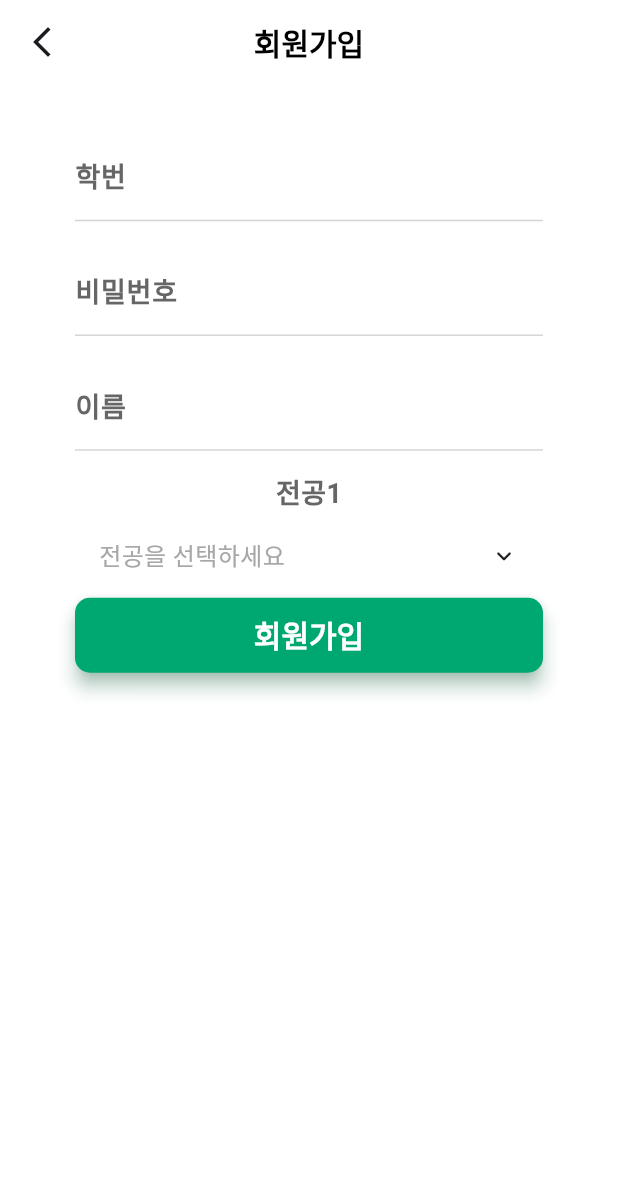
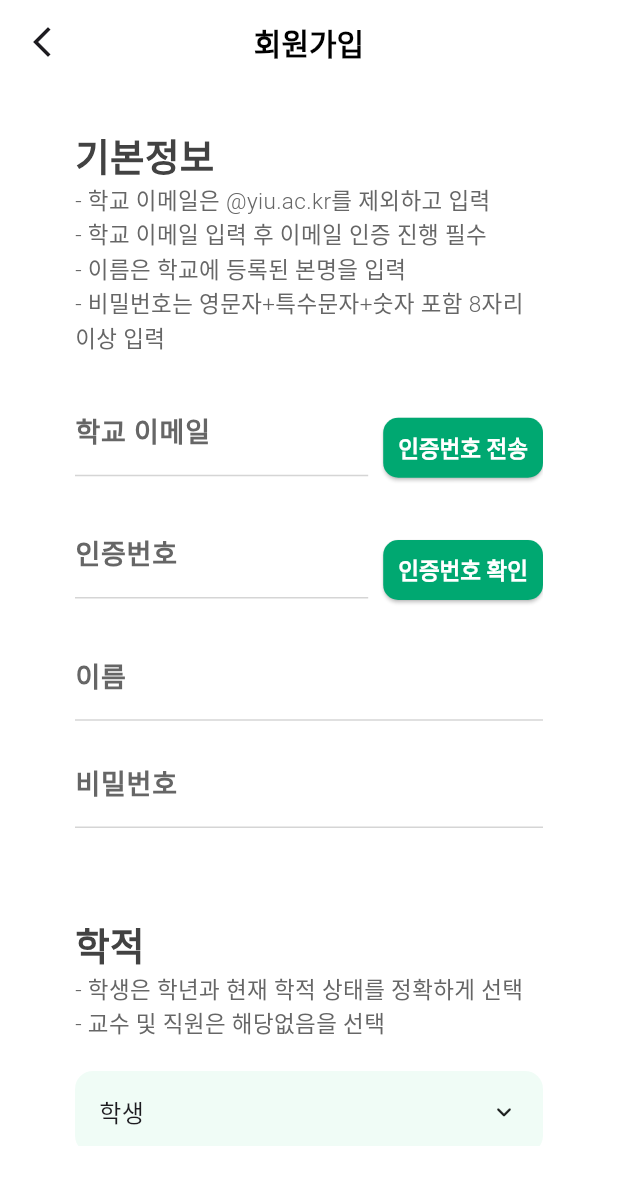
Before and after one commit to YonginUniv-AI-Service-LAB/YIU-AISL-Granity-App, a Flutter app: the JoinScreen screen opened by its route, on a phone screen of 412 x 824 dp. Shown: the top 1185 px of the screen. Run offline on Flutter 3.47's test engine with Material 3 defaults, Android fonts, the phone set to English and light mode, and no system bars; drawn by our look-alikes of animated_custom_dropdown; our stand-ins replace flutter_dotenv, flutter_riverpod; Roboto replaces fonts that are missing (Pretendard); statements that could not run were skipped.

Commit message:
join ui complete

```diff
--- a/lib/data/majorList.dart
+++ b/lib/data/majorList.dart
@@ -54,3 +54,55 @@ const Map<String, int> majorList = {
   '뷰티헬스케어학과': 5,
   '뷰티케어학과': 6,
 };
+
+const Map<String, int> majorListIncludeNot = {
+  '해당없음': 0,
+  //무도대학
+  '유도학과': 01,
+  '유도경기지도학과': 38,
+  '무도스포츠학과': 26,
+  '동양무예학과': 27,
+  '태권도학과': 03,
+  '경호학과': 16,
+  '군사학과': 44,
+  // 체육과학대학
+  '스포츠레저학과': 04,
+  '체육학과': 09,
+  '골프학과': 22,
+  '특수체육교육과': 28,
+  // 문화예술대학
+  '무용과': 05,
+  '미디어디자인학과': 85,
+  '회화학과': 13,
+  '연극학과': 18,
+  '실용음악과': 89,
+  '국악과': 17,
+  '영화영상학과': 83,
+  '문화재학과': 20,
+  '문화콘텐츠학과': 86,
+  // AI융합대학
+  '경영학과': 07,
+  '관광경영학과': 11,
+  '경영정보학과': 19,
+  '경찰행정학과': 23,
+  '중국학과': 24,
+  '영어과': 76,
+  '미용경영학과': 77,
+  'AI학부': 78,
+  '컴퓨터과학과': 33,
+  '물류통계정보학과': 57,
+  // 보건복지과학대학
+  '산업환경보건학과': 35,
+  '환경학과': 36,
+  '생명과학과': 15,
+  '식품조리학부': 79,
+  '물리치료학과': 25,
+  '사회복지학과': 88,
+  // 학과코드를 알 수 없는 학과
+  '격기지도학과': 1,
+  '태권도경기지도학과': 2,
+  '문화관광학과': 3,
+  '식품영양학과': 4,
+  '뷰티헬스케어학과': 5,
+  '뷰티케어학과': 6,
+};
--- /dev/null
+++ b/lib/data/userInfo.dart
@@ -0,0 +1,8 @@
+// 유저 역할
+const Map<String, int> userRole = {'교수': 1, '학생': 2, '직원': 3};
+
+// 학생 학년
+const List<String> userGradeList = ['해당없음', '1학년', '2학년', '3학년', '4학년'];
+
+// 유저 학적 상태
+const Map<String, int> userStatus = {'해당없음': 0, '재학': 1, '졸업': 2, '휴학': 3};
--- a/lib/screens/join/join.dart
+++ b/lib/screens/join/join.dart
@@ -1,7 +1,12 @@
 import 'package:flutter/material.dart';
 
 import 'package:animated_custom_dropdown/custom_dropdown.dart';
+import 'package:granity/data/userInfo.dart';
 import 'package:granity/widgets/BaseAppBar.dart';
+import 'package:granity/widgets/buttonWidgets/baseMainColorButton.dart';
+import 'package:granity/widgets/groupWidgets/defaultSectionTitle.dart';
+import 'package:granity/widgets/textFieldWidgets/dropDownList.dart';
+import 'package:granity/widgets/textFieldWidgets/textFieldButton.dart';
 import 'package:granity/widgets/textFieldWidgets/userInfoTextField.dart';
 
 import 'package:granity/design/colors.dart';
@@ -25,6 +30,10 @@ const List<String> _list = [
   'Designer',
   'Consultant',
   'Student',
+  'Developer',
+  'Designer',
+  'Consultant',
+  'Student',
 ];
 
 class _JoinScreenState extends State<JoinScreen> {
@@ -39,78 +48,105 @@ class _JoinScreenState extends State<JoinScreen> {
             body: Container(
               color: Colors.white,
               padding: const EdgeInsets.fromLTRB(50, 30, 50, 30),
+              margin: const EdgeInsets.only(bottom: 30),
+              child: SingleChildScrollView(
                 child: Column(children: [
+                  // 기본정보 입력 섹션
+                  Container(
+                    margin: const EdgeInsets.only(bottom: 50),
+                    child: Column(children: [
+                      DefaultSectionTitleWidget(
+                          title: '기본정보',
+                          subtitle:
+                              '- 학교 이메일은 @yiu.ac.kr를 제외하고 입력\n- 학교 이메일 입력 후 이메일 인증 진행 필수\n- 이름은 학교에 등록된 본명을 입력\n- 비밀번호는 영문자+특수문자+숫자 포함 8자리 이상 입력',
+                          titleColor: ColorStyles.textBlackColor,
+                          subtitleColor: ColorStyles.textBodyColor),
+                      TextFieldButtonWidget(
+                          labelText: '학교 이메일',
+                          hintText: "ex) 202433001",
+                          buttonText: '인증번호 전송',
+                          onPressed: () {}),
+                          TextFieldButtonWidget(
+                          labelText: '인증번호',
+                          hintText: "인증번호 입력",
+                          buttonText: '인증번호 확인',
+                          onPressed: () {}),
                       UserInfoTextFieldWidget(
-                    labelText: "학번", hintText: "학번을 입력하세요", obscureText: false),
+                          labelText: "이름",
+                          hintText: "이름(본명) 입력",
+                          obscureText: false),
                       UserInfoTextFieldWidget(
                           labelText: "비밀번호",
-                    hintText: "비밀번호를 입력하세요",
+                          hintText: "영문자+특수문자+숫자 포함 8자리 이상",
                           obscureText: true),
-                UserInfoTextFieldWidget(
-                    labelText: "이름", hintText: "이름을 입력하세요", obscureText: false),
-                Column(
-                  mainAxisAlignment: MainAxisAlignment.start,
-                  children: [
-                    BaseLabelTextWidget(title: '전공1'),
-                    CustomDropdown<String>(
-                      hintText: '전공을 선택하세요',
-                      items: _list,
-                      // initialItem: _list[0],
-                      onChanged: (value) {
-                        print('changing value to: $value');
-                      },
+                    ]),
                   ),
-                    ElevatedButton(
-                      onPressed: () {},
-                      style: ElevatedButton.styleFrom(
-                        minimumSize: const Size(double.infinity, 50),
-                        // 글자 배경색 설정
-                        backgroundColor: ColorStyles.appMainColor,
-                        // 글자 색상 및 애니메이션 색 설정
-                        foregroundColor: Colors.white,
-                        // 글자 그림자 설정
-                        shadowColor: ColorStyles.appSubColor,
-                        // 글자 3D 입체감 높이
-                        elevation: 5.0,
-                        textStyle: const TextStyle(
-                          fontFamily: "Pretendard",
-                          fontWeight: FontWeight.bold,
-                          fontSize: 20.0,
+
+                  // 학적 입력 섹션
+                  Container(
+                    margin: const EdgeInsets.only(bottom: 50),
+                    child: Column(children: [
+                      DefaultSectionTitleWidget(
+                          title: '학적',
+                          subtitle:
+                              '- 학생은 학년과 현재 학적 상태를 정확하게 선택\n- 교수 및 직원은 해당없음을 선택',
+                          titleColor: ColorStyles.textBlackColor,
+                          subtitleColor: ColorStyles.textBodyColor),
+                      DropDownListWidget(
+                          margin: const EdgeInsets.only(bottom: 15),
+                          items: userRole.keys.toList(),
+                          hintText: '구분',
+                          initialItem: '학생',
+                          onChanged: () {}),
+                      DropDownListWidget(
+                          margin: const EdgeInsets.only(bottom: 15),
+                          items: userGradeList,
+                          hintText: '학년',
+                          initialItem: null,
+                          onChanged: () {}),
+                      DropDownListWidget(
+                          margin: const EdgeInsets.only(bottom: 15),
+                          items: userStatus.keys.toList(),
+                          hintText: '학적 상태',
+                          initialItem: null,
+                          onChanged: () {}),
+                    ]),
                   ),
-                        padding: const EdgeInsets.all(10.0),
-                        shape: RoundedRectangleBorder(
-                            borderRadius: BorderRadius.circular(10.0)),
+
+                  // 전공 입력 섹션
+                  Container(
+                    margin: const EdgeInsets.only(bottom: 50),
+                    child: Column(children: [
+                      DefaultSectionTitleWidget(
+                          title: '전공',
+                          subtitle:
+                              '- 단일전공 학생은 전공1만 선택, 전공2와 전공3은 해당없음을 선택\n- 복수전공, 부전공 학생은 전공2와 전공3을 선택\nex) 주전공+부전공 학생은 전공1에 주전공, 전공2에 부전공 선택',
+                          titleColor: ColorStyles.textBlackColor,
+                          subtitleColor: ColorStyles.textBodyColor),
+                      DropDownListWidget(
+                          margin: const EdgeInsets.only(bottom: 15),
+                          items: majorList.keys.toList(),
+                          hintText: '전공1',
+                          initialItem: null,
+                          onChanged: () {}),
+                      DropDownListWidget(
+                          margin: const EdgeInsets.only(bottom: 15),
+                          items: majorListIncludeNot.keys.toList(),
+                          hintText: '전공2',
+                          initialItem: majorListIncludeNot.keys.first,
+                          onChanged: () {}),
+                      DropDownListWidget(
+                          margin: const EdgeInsets.only(bottom: 15),
+                          items: majorListIncludeNot.keys.toList(),
+                          hintText: '전공3',
+                          initialItem: majorListIncludeNot.keys.first,
+                          onChanged: () {}),
+                    ]),
                   ),
-                      child: const Text('회원가입'),
+
+                  BaseMainColorButtonWidget(title: '회원가입')
+                ]),
               ),
-                  ],
-                )
-                // DropdownButton<String>(
-                //   value: dropdownValue,
-                //   elevation: 0,
-                //   style: const TextStyle(color: Colors.deepPurple),
-                //   focusColor: ColorStyles.appMainColor,
-                //   underline: Container(
-                //     height: 1,
-                //     color: ColorStyles.textDisableColor
-                //   ),
-                //   onChanged: (String? value) {
-                //     // This is called when the user selects an item.
-                //     setState(() {
-                //       dropdownValue = value!;
-                //     });
-                //   },
-                //   items: majorList.map<DropdownMenuItem<String>>((major, code) => {
-                //     return DropdownMenuItem<String> (child: Text(major), value: code,);
-                //   })
-                //   // list.map<DropdownMenuItem<String>>((String value) {
-                //   //   return DropdownMenuItem<String>(
-                //   //     value: value,
-                //   //     child: Text(value),
-                //   //   );
-                //   // }).toList(),
-                // )
-              ]),
             )));
   }
 
--- a/lib/widgets/buttonWidgets/baseMainColorButton.dart
+++ b/lib/widgets/buttonWidgets/baseMainColorButton.dart
@@ -1,34 +1,34 @@
-// import 'package:flutter/material.dart';
-// import 'package:granity/design/colors.dart';
+import 'package:flutter/material.dart';
+import 'package:granity/design/colors.dart';
 
-// // 회원가입, 로그인 등 유저의 정보를 입력받는 TextField
-// Container BaseMainColorButtonWidget({
-//   required title,
-//   // required Function(int) onClick,
-// }) {
-//   return Container(
-//     child: ElevatedButton(
-//       onPressed: () {},
-//       style: ElevatedButton.styleFrom(
-//         minimumSize: const Size(double.infinity, 50),
-//         // 글자 배경색 설정
-//         backgroundColor: ColorStyles.appMainColor,
-//         // 글자 색상 및 애니메이션 색 설정
-//         foregroundColor: Colors.white,
-//         // 글자 그림자 설정
-//         shadowColor: ColorStyles.appSubColor,
-//         // 글자 3D 입체감 높이
-//         elevation: 5.0,
-//         textStyle: const TextStyle(
-//           fontFamily: "Pretendard",
-//           fontWeight: FontWeight.bold,
-//           fontSize: 20.0,
-//         ),
-//         padding: const EdgeInsets.all(10.0),
-//         shape:
-//             RoundedRectangleBorder(borderRadius: BorderRadius.circular(10.0)),
-//       ),
-//       child: const Text('회원가입'),
-//     ),
-//   );
-// }
+// 회원가입, 로그인 등 유저의 정보를 입력받는 TextField
+Container BaseMainColorButtonWidget({
+  required title,
+  // required Function(int) onClick,
+}) {
+  return Container(
+    child: ElevatedButton(
+      onPressed: () {},
+      style: ElevatedButton.styleFrom(
+        minimumSize: const Size(double.infinity, 50),
+        // 글자 배경색 설정
+        backgroundColor: ColorStyles.appMainColor,
+        // 글자 색상 및 애니메이션 색 설정
+        foregroundColor: Colors.white,
+        // 글자 그림자 설정
+        shadowColor: ColorStyles.appSubColor,
+        // 글자 3D 입체감 높이
+        elevation: 5.0,
+        textStyle: const TextStyle(
+          fontFamily: "Pretendard",
+          fontWeight: FontWeight.bold,
+          fontSize: 20.0,
+        ),
+        padding: const EdgeInsets.all(10.0),
+        shape:
+            RoundedRectangleBorder(borderRadius: BorderRadius.circular(10.0)),
+      ),
+      child: Text(title),
+    ),
+  );
+}
--- /dev/null
+++ b/lib/widgets/groupWidgets/defaultSectionTitle.dart
@@ -0,0 +1,33 @@
+import 'package:flutter/material.dart';
+import 'package:granity/design/colors.dart';
+
+// 회원가입, 로그인 등 유저의 정보를 입력받는 TextField
+Container DefaultSectionTitleWidget(
+    {required title,
+    required subtitle,
+    required titleColor,
+    required subtitleColor
+    // required Function(int) onClick,
+    }) {
+  return Container(
+    width: double.infinity,
+    margin: EdgeInsets.only(bottom: 20),
+    child: Column(
+        mainAxisAlignment: MainAxisAlignment.start,
+        crossAxisAlignment: CrossAxisAlignment.start,
+        children: [
+          Text(
+            title,
+            style: TextStyle(
+                color: titleColor, fontWeight: FontWeight.bold, fontSize: 25),
+          ),
+          Text(
+            subtitle,
+            style: TextStyle(
+                color: subtitleColor,
+                fontWeight: FontWeight.w300,
+                fontSize: 15),
+          )
+        ]),
+  );
+}
--- /dev/null
+++ b/lib/widgets/textFieldWidgets/dropDownList.dart
@@ -0,0 +1,37 @@
+import 'package:animated_custom_dropdown/custom_dropdown.dart';
+import 'package:flutter/material.dart';
+import 'package:granity/design/colors.dart';
+import 'package:granity/widgets/textWidgets/baseLabelText.dart';
+
+const List<String> _list = [
+  'Developer',
+  'Designer',
+  'Consultant',
+  'Student',
+];
+
+// 라벨 + 드롭다운 리스트 선택 ex) 회원가입 - 전공 선택
+Container DropDownListWidget(
+    {required items, required hintText, required initialItem, required onChanged, required margin
+    // required Function(int) onClick,
+    }) {
+  return Container(
+    margin: margin,
+    child: CustomDropdown<String>.search(
+      decoration: const CustomDropdownDecoration(
+          closedFillColor: ColorStyles.appBackgroundColor,
+          expandedFillColor: ColorStyles.appBackgroundColor,
+          searchFieldDecoration: SearchFieldDecoration(
+              fillColor: Colors.white,
+              border: OutlineInputBorder(
+                  borderSide: BorderSide(color: Colors.white)))),
+      hintText: hintText,
+      items: items,
+      initialItem: initialItem,
+      onChanged: (value) {
+        print('changing value to: $value');
+        // print(majorList[value]);
+      },
+    ),
+  );
+}
--- /dev/null
+++ b/lib/widgets/textFieldWidgets/textFieldButton.dart
@@ -0,0 +1,44 @@
+import 'package:flutter/material.dart';
+import 'package:granity/design/colors.dart';
+import 'package:granity/widgets/textFieldWidgets/userInfoTextField.dart';
+
+// 회원가입, 로그인 등 유저의 정보를 입력받는 TextField
+Container TextFieldButtonWidget(
+    {required labelText,
+    required hintText,
+    required buttonText,
+    required onPressed
+    // required Function(int) onClick,
+    }) {
+  return Container(
+      margin: const EdgeInsets.only(bottom: 10),
+      child: Row(
+        crossAxisAlignment: CrossAxisAlignment.end,
+        children: [
+          Flexible(
+            child: UserInfoTextFieldWidget(
+                labelText: labelText, hintText: hintText, obscureText: false),
+          ),
+          Container(
+            margin: EdgeInsets.only(bottom: 5, left: 10),
+            child: ElevatedButton(
+              onPressed: onPressed,
+              style: ElevatedButton.styleFrom(
+                backgroundColor: ColorStyles.appMainColor,
+                foregroundColor: Colors.white,
+                textStyle: const TextStyle(
+                  fontFamily: "Pretendard",
+                  fontWeight: FontWeight.bold,
+                  fontSize: 15,
+                ),
+                padding: EdgeInsets.fromLTRB(10, 0, 10, 0),
+                shape: RoundedRectangleBorder(
+                    borderRadius: BorderRadius.circular(10.0)),
+              ),
+              child: Text(buttonText),
+            ),
+            // onPressed: () => _handleSubmitted(_textController.text)
+          )
+        ],
+      ));
+}
--- a/lib/widgets/textFieldWidgets/userInfoTextField.dart
+++ b/lib/widgets/textFieldWidgets/userInfoTextField.dart
@@ -9,7 +9,7 @@ Container UserInfoTextFieldWidget({
   // required Function(int) onClick,
 }) {
   return Container(
-    margin: EdgeInsets.only(bottom: 15),
+    margin: EdgeInsets.only(bottom: 10),
     child: TextField(
         style: TextStyle(
             fontSize: 18,
```
Lines whose indentation alone changed are shown as unchanged.
